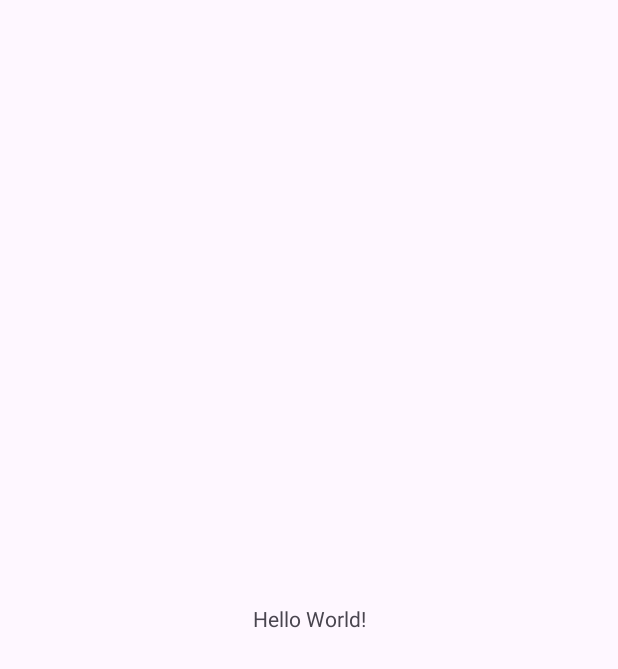
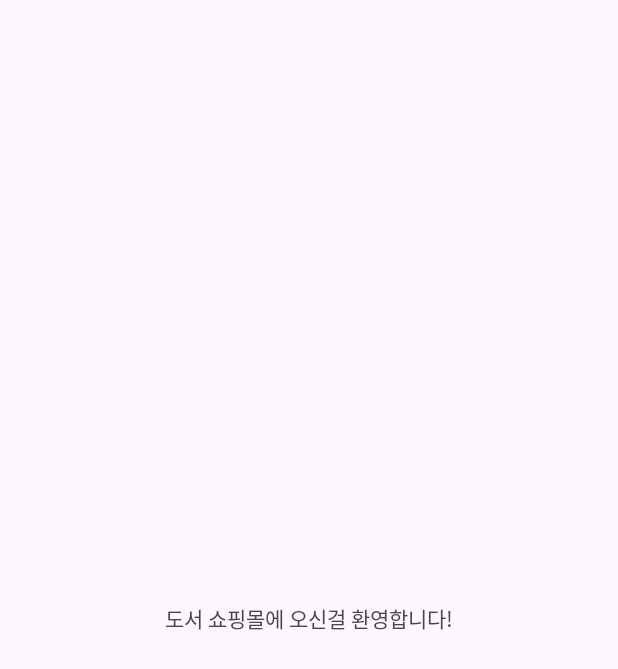
Before and after one commit to ghdrb1246/kotlin-android, an Android app: the screen it shows after launch (MainActivity), on a phone screen of 412 x 824 dp. Before the commit the part shown is almost empty. Shown: the top 669 px of the screen. Run offline under Robolectric (Android 15) with nearby library versions, the phone set to English and light mode, and no system bars.

Commit message:
feat: BookMarket 프로젝트 생성

```diff
--- a/app/src/main/res/layout/activity_main.xml
+++ b/app/src/main/res/layout/activity_main.xml
@@ -10,7 +10,7 @@
     <TextView
             android:layout_width="wrap_content"
             android:layout_height="wrap_content"
-            android:text="Hello World!"
+            android:text="도서 쇼핑몰에 오신걸 환영합니다!"
             app:layout_constraintBottom_toBottomOf="parent"
             app:layout_constraintStart_toStartOf="parent"
             app:layout_constraintEnd_toEndOf="parent"
```
